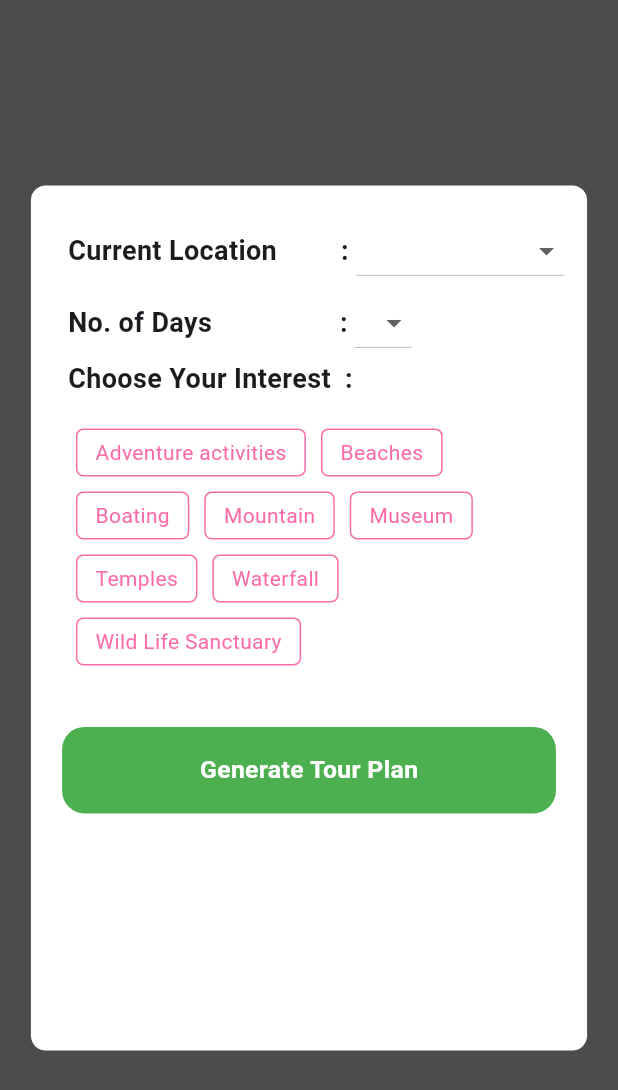
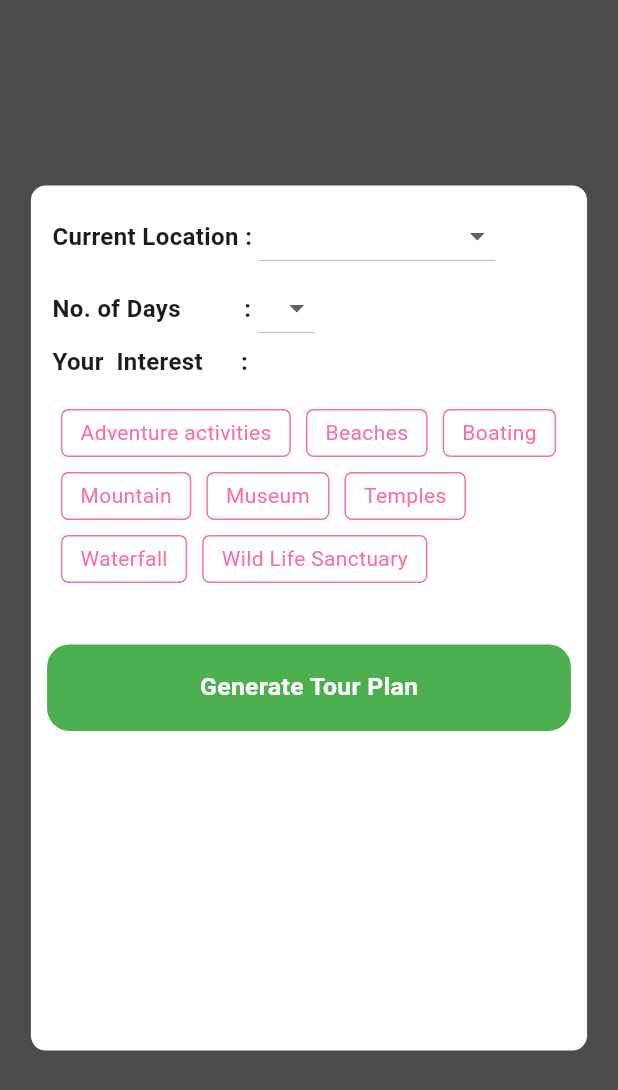
Before and after one commit to sidharthsid5/Tripmate, a Flutter app: the PopupContent screen opened directly, on a phone screen of 412 x 824 dp. Shown: the top 1090 px of the screen. Run offline on Flutter 3.47's test engine with Material 3 defaults, Android fonts, the phone set to English and light mode, and no system bars; our stand-ins replace chips_choice_null_safety, geocoding, geolocator, google_fonts.

Commit message:
alignment corrected

```diff
--- a/lib/main.dart
+++ b/lib/main.dart
@@ -1,7 +1,8 @@
 import 'package:flutter/material.dart';
+import 'package:keralatour/pages/login_page.dart';
 import 'package:provider/provider.dart';
 import 'package:keralatour/controller/user_controller.dart';
-import 'package:keralatour/pages/login_page.dart';
+// import 'package:keralatour/pages/login_page.dart';
 
 void main() async {
   runApp(
@@ -29,6 +30,7 @@ class _AppState extends State<App> {
     return const MaterialApp(
       debugShowCheckedModeBanner: false,
       title: 'Tourism Guide',
+      //home: HomePage(),
       home: LoginPage(),
     );
   }
--- a/lib/pages/location_page.dart
+++ b/lib/pages/location_page.dart
@@ -15,7 +15,7 @@ class _LocationPageState extends State<LocationPage> {
   String? _currentAddress;
   Position? _currentPosition;
   Timer? _locationTimer;
-  String? user = "user2";
+  String? user = "user1";
 
   Future<bool> _handleLocationPermission() async {
     bool serviceEnabled;
--- a/lib/pages/popup_screen.dart
+++ b/lib/pages/popup_screen.dart
@@ -1,5 +1,7 @@
 import 'package:chips_choice_null_safety/chips_choice_null_safety.dart';
 import 'package:flutter/material.dart';
+import 'package:keralatour/pages/home.dart';
+import 'package:keralatour/pages/status.dart';
 import 'package:keralatour/pallete.dart';
 import 'package:keralatour/widgets/button_widget.dart';
 
@@ -63,7 +65,7 @@ class _PopupContentState extends State<PopupContent> {
         child: Container(
           width: screenSize.width * 0.9, // Set 80% of the screen width
           height: screenSize.height * 0.7,
-          padding: const EdgeInsets.all(20),
+          padding: const EdgeInsets.all(10),
           decoration: BoxDecoration(
             color: Colors.white,
             borderRadius: BorderRadius.circular(10),
@@ -75,9 +77,9 @@ class _PopupContentState extends State<PopupContent> {
               Row(
                 children: [
                   const Text(
-                    " Current Location         : ",
+                    " Current Location : ",
                     style: TextStyle(
-                      fontSize: 18,
+                      fontSize: 16,
                       fontWeight: FontWeight.bold,
                     ),
                   ),
@@ -95,7 +97,7 @@ class _PopupContentState extends State<PopupContent> {
                           child: Text(
                             value,
                             style: const TextStyle(
-                                fontSize: 12,
+                                fontSize: 14,
                                 fontWeight: FontWeight.bold,
                                 color: Pallete.green),
                           ),
@@ -108,9 +110,9 @@ class _PopupContentState extends State<PopupContent> {
               Row(
                 children: [
                   const Text(
-                    " No. of Days                  : ",
+                    " No. of Days          : ",
                     style: TextStyle(
-                      fontSize: 18,
+                      fontSize: 16,
                       fontWeight: FontWeight.bold,
                     ),
                   ),
@@ -141,9 +143,9 @@ class _PopupContentState extends State<PopupContent> {
               const Row(
                 children: [
                   Text(
-                    " Choose Your Interest  :",
+                    " Your  Interest      :",
                     style: TextStyle(
-                      fontSize: 18,
+                      fontSize: 16,
                       fontWeight: FontWeight.bold,
                     ),
                   ),
@@ -192,6 +194,11 @@ class _PopupContentState extends State<PopupContent> {
                   ],
                   onPressed: () {
                     Navigator.of(context).pop();
+                    Navigator.push(
+                        context,
+                        MaterialPageRoute(
+                          builder: (context) => const HomePage(),
+                        ));
                   },
                 ),
               ),
```
